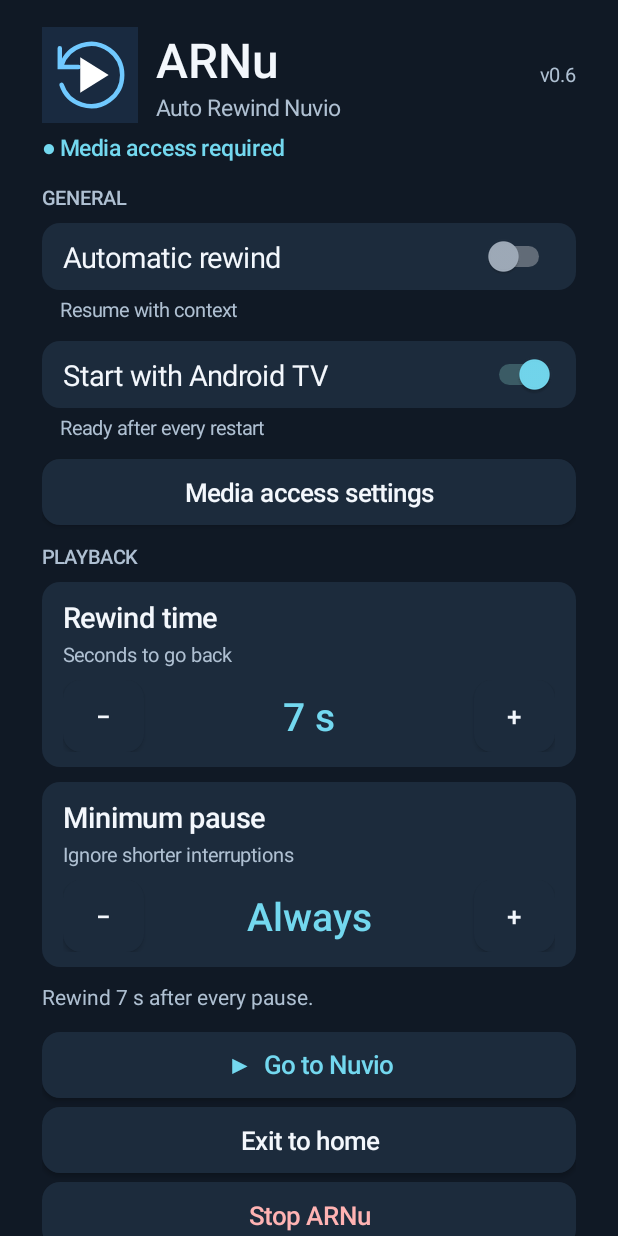
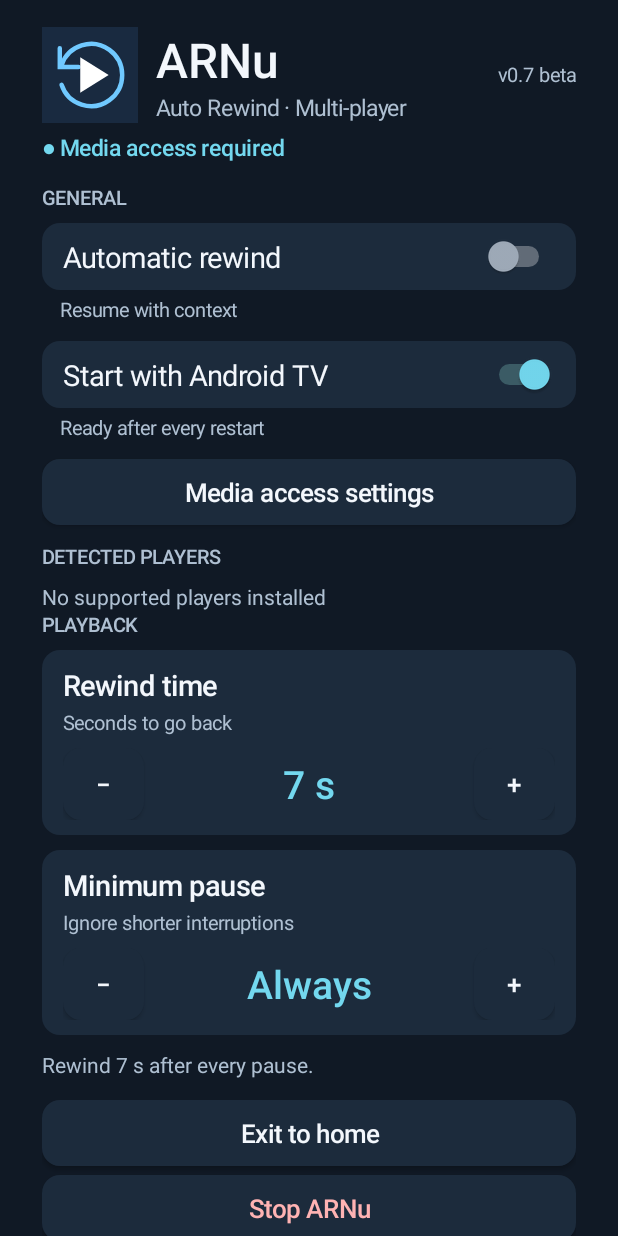
Before and after one commit to usertion/ARNu, an Android app: the screen it shows after launch (MainActivity), on a phone screen of 412 x 824 dp. Run offline under Robolectric (Android 15) with nearby library versions, the phone set to English and light mode, and no system bars.

Commit message:
Implement multi-player beta: MainActivity.java

```diff
--- a/app/src/main/java/org/arnu/diagnostic/MainActivity.java
+++ b/app/src/main/java/org/arnu/diagnostic/MainActivity.java
@@ -44,22 +44,36 @@ public final class MainActivity extends Activity {
  @Override public void onCreate(Bundle b){
  super.onCreate(b);p=getSharedPreferences("arnu",0);p.edit().putInt("opened_boot",Settings.Global.getInt(getContentResolver(),"boot_count",-1)).apply();
  ScrollView scroll=new ScrollView(this);scroll.setFillViewport(true);scroll.setBackgroundColor(BG);LinearLayout root=vertical();root.setPadding(dp(28),dp(18),dp(28),dp(18));scroll.addView(root);setContentView(scroll);
- LinearLayout header=horizontal();ImageView logo=new ImageView(this);logo.setImageResource(R.drawable.arnu_icon);header.addView(logo,new LinearLayout.LayoutParams(dp(64),dp(64)));LinearLayout branding=vertical();branding.setPadding(dp(12),0,0,0);branding.addView(label("ARNu",32,INK,true));branding.addView(label("Auto Rewind Nuvio",15,MUTED,false));fill(header,branding);header.addView(label("v0.6",13,MUTED,false));root.addView(header);gap(root,6);status=label("",15,ACCENT,true);root.addView(status);gap(root,14);
+ LinearLayout header=horizontal();ImageView logo=new ImageView(this);logo.setImageResource(R.drawable.arnu_icon);header.addView(logo,new LinearLayout.LayoutParams(dp(64),dp(64)));LinearLayout branding=vertical();branding.setPadding(dp(12),0,0,0);branding.addView(label("ARNu",32,INK,true));branding.addView(label("Auto Rewind · Multi-player",15,MUTED,false));fill(header,branding);header.addView(label("v0.7 beta",13,MUTED,false));root.addView(header);gap(root,6);status=label("",15,ACCENT,true);root.addView(status);gap(root,14);
  boolean wide=getResources().getConfiguration().screenWidthDp>=650;LinearLayout columns=wide?horizontal():vertical();columns.setGravity(Gravity.TOP);root.addView(columns);
  LinearLayout left=vertical(),right=vertical();if(wide){fill(columns,left);Space sp=new Space(this);columns.addView(sp,new LinearLayout.LayoutParams(dp(20),1));fill(columns,right);}else{columns.addView(left);columns.addView(right);}
  left.addView(label(t("GENERAL","GENERAL"),13,MUTED,true));gap(left,8);
  toggle(left,t("Automatic rewind","Retroceso automático"),t("Resume with context","Retoma la historia sin perderte nada"),"enabled",false);
  toggle(left,t("Start with Android TV","Iniciar con Android TV"),t("Ready after every restart","Listo después de cada reinicio"),"autostart",true);
  Button grant=button(t("Media access settings","Configurar acceso multimedia"));grant.setOnClickListener(v->{try{startActivity(new Intent(Settings.ACTION_NOTIFICATION_LISTENER_SETTINGS));}catch(Exception e){Toast.makeText(this,e.toString(),Toast.LENGTH_LONG).show();}});left.addView(grant);gap(left,12);
+ left.addView(label(t("DETECTED PLAYERS","REPRODUCTORES DETECTADOS"),13,MUTED,true));gap(left,8);
+ int count=0;
+ for(int j=0;j<Players.PACKAGES.length;j++){
+  final String pkg=Players.PACKAGES[j], name=Players.NAMES[j];
+  Intent launch=getPackageManager().getLeanbackLaunchIntentForPackage(pkg);
+  if(launch==null)launch=getPackageManager().getLaunchIntentForPackage(pkg);
+  if(launch==null)continue;
+  final Intent target=launch;count++;
+  LinearLayout row=horizontal();
+  Switch sw=new Switch(this);sw.setText(name);sw.setTextColor(INK);sw.setTextSize(17);sw.setChecked(Players.enabled(p,pkg));sw.setFocusable(true);sw.setBackground(focus());sw.setPadding(dp(10),dp(8),dp(10),dp(8));
+  sw.setOnCheckedChangeListener((v,on)->p.edit().putBoolean("player."+pkg,on).apply());
+  fill(row,sw);Button open=button("▶");open.setContentDescription(t("Open ","Abrir ")+name);open.setTextColor(ACCENT);
+  open.setOnClickListener(v->{try{startActivity(target);finishAndRemoveTask();}catch(Exception e){Toast.makeText(this,e.toString(),Toast.LENGTH_SHORT).show();}});
+  row.addView(open,new LinearLayout.LayoutParams(dp(56),dp(48)));left.addView(row);gap(left,6);
+ }
+ if(count==0)left.addView(label(t("No supported players installed","No hay reproductores compatibles instalados"),14,MUTED,false));
  right.addView(label(t("PLAYBACK","REPRODUCCIÓN"),13,MUTED,true));gap(right,8);
  counter(right,t("Rewind time","Tiempo de retroceso"),t("Seconds to go back","Segundos que se rebobinan"),"seconds",1,30,7);
  counter(right,t("Minimum pause","Pausa mínima"),t("Ignore shorter interruptions","Ignora las interrupciones breves"),"min_pause",0,120,0);
  summary=label("",14,MUTED,false);root.addView(summary);gap(root,14);
  LinearLayout actions=wide?horizontal():vertical();root.addView(actions);
- Button nuvio=button(t("▶  Go to Nuvio","▶  Ir a Nuvio"));nuvio.setTextColor(ACCENT);
  Button home=button(t("Exit to home","Salir al inicio")),stop=button(t("Stop ARNu","Detener ARNu"));stop.setTextColor(0xffffb3b3);
- if(wide){fill(actions,nuvio);Space a=new Space(this);actions.addView(a,new LinearLayout.LayoutParams(dp(8),1));fill(actions,home);Space z=new Space(this);actions.addView(z,new LinearLayout.LayoutParams(dp(8),1));fill(actions,stop);}else{actions.addView(nuvio);gap(actions,6);actions.addView(home);gap(actions,6);actions.addView(stop);}
- nuvio.setOnClickListener(v->{Intent i=getPackageManager().getLeanbackLaunchIntentForPackage("com.nuvio.tv");if(i==null)i=getPackageManager().getLaunchIntentForPackage("com.nuvio.tv");if(i==null){Toast.makeText(this,t("Nuvio unavailable","Nuvio no disponible"),Toast.LENGTH_SHORT).show();return;}try{startActivity(i);finishAndRemoveTask();}catch(Exception e){Toast.makeText(this,e.toString(),Toast.LENGTH_SHORT).show();}});
+ if(wide){fill(actions,home);Space z=new Space(this);actions.addView(z,new LinearLayout.LayoutParams(dp(8),1));fill(actions,stop);}else{actions.addView(home);gap(actions,6);actions.addView(stop);}
  home.setOnClickListener(v->goHome());
  stop.setOnClickListener(v->new android.app.AlertDialog.Builder(this).setTitle(t("Stop ARNu?","¿Detener ARNu?")).setMessage(t("Automatic rewind will stay disabled until you enable it again.","El retroceso quedará desactivado hasta que vuelvas a activarlo.")).setNegativeButton(t("Cancel","Cancelar"),null).setPositiveButton(t("Stop","Detener"),(d,w)->{p.edit().putBoolean("enabled",false).apply();goHome();}).show());
  refresh();
```
